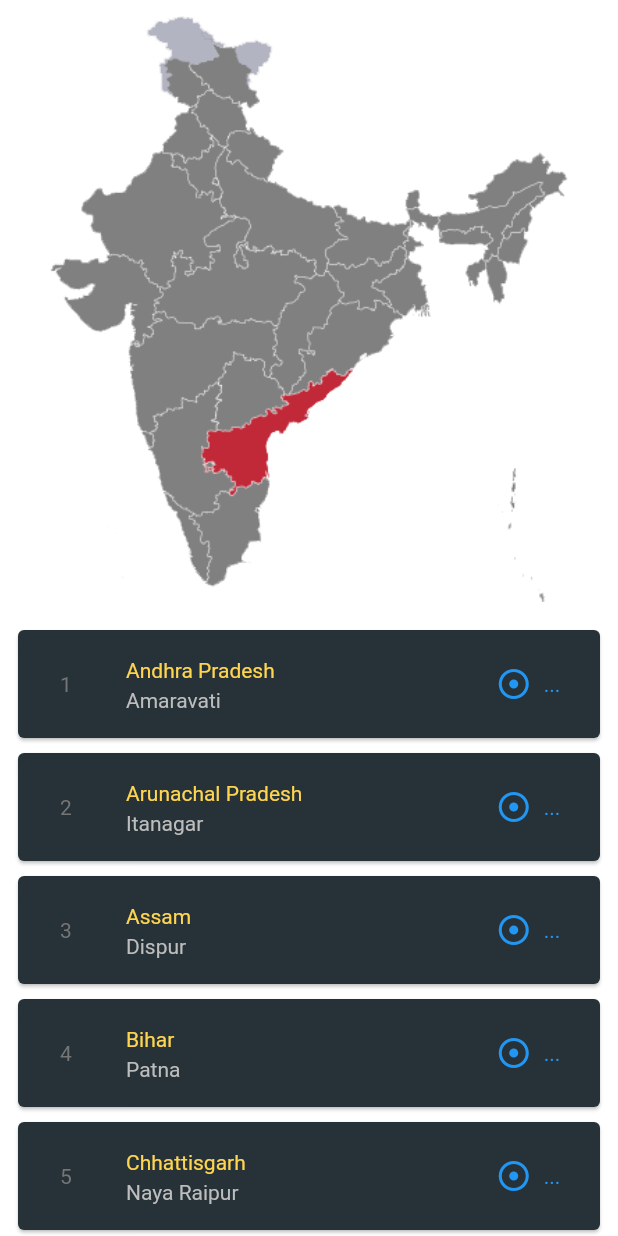
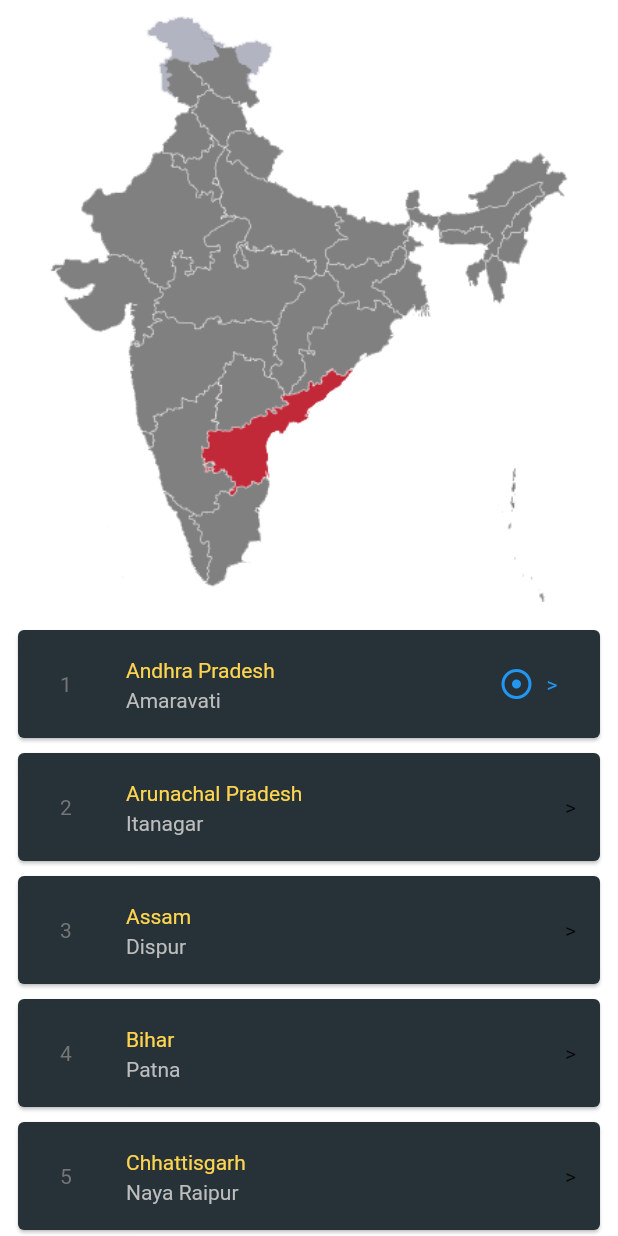
Before and after one commit to aj2460/indianstates, a Flutter app: the screen it shows after launch, on a phone screen of 412 x 824 dp. Run offline on Flutter 3.47's test engine with Material 2 defaults, Android fonts, the phone set to English and light mode, and no system bars.

Commit message:
Add details button to list tile widget

```diff
--- a/lib/pages/state_list.dart
+++ b/lib/pages/state_list.dart
@@ -8,15 +8,21 @@ List<Map<String, String>> states = [
     'capital': 'Amaravati',
     'pic': 'Andhra.png'
   },
-  {'state': "Arunachal Pradesh", 'capital': 'Itanagar', 'pic': 'Arunachal.png'},
-  {'state': "Assam", 'capital': 'Dispur', 'pic': 'Assam.png'},
-  {'state': "Bihar", 'capital': 'Patna', 'pic': 'Bihar.png'},
   {
+    'index': '02',
+    'state': "Arunachal Pradesh",
+    'capital': 'Itanagar',
+    'pic': 'Arunachal.png'
+  },
+  {'index': '03', 'state': "Assam", 'capital': 'Dispur', 'pic': 'Assam.png'},
+  {'index': '04', 'state': "Bihar", 'capital': 'Patna', 'pic': 'Bihar.png'},
+  {
+    'index': '05',
     'state': "Chhattisgarh",
     'capital': 'Naya Raipur',
     'pic': 'Chhattisgarh.png'
   },
-  {'state': "Goa", 'capital': 'Panaji', 'pic': 'Goa.png'},
+  {'index': '06', 'state': "Goa", 'capital': 'Panaji', 'pic': 'Goa.png'},
   {'state': "Gujarat", 'capital': 'Gandhinagar', 'pic': 'Gujarat.png'},
   {'state': "Haryana", 'capital': 'Chandigarh', 'pic': 'Haryana.png'},
   {'state': "Himachal Pradesh", 'capital': 'Shimla', 'pic': 'Himachal.png'},
@@ -54,6 +60,7 @@ class StateList extends StatefulWidget {
 
 class _StateListState extends State<StateList> {
   var picName = "Andhra.png";
+  int tapIndex = 0;
   @override
   Widget build(BuildContext context) {
     //   print(picName);
@@ -75,21 +82,19 @@ class _StateListState extends State<StateList> {
                   color: Colors.blueGrey[900],
                   margin: EdgeInsets.fromLTRB(12, 8, 12, 2),
                   child: ListTile(
-                    trailing: TextButton.icon(
-                        onPressed: () {
-                          // Navigator.push(
-                          //     context,
-                          //     MaterialPageRoute(
-                          //         builder: (context) => StateDetails()));
-
-                          Navigator.pushNamed(context, '/details',
-                              arguments: {'index': states[idx]['index']});
-                        },
-                        icon: Icon(Icons.adjust_outlined),
-                        label: Text("...")),
+                    trailing: tapIndex == idx
+                        ? TextButton.icon(
+                            onPressed: () {
+                              Navigator.pushNamed(context, '/details',
+                                  arguments: {'index': states[idx]['index']});
+                            },
+                            icon: Icon(Icons.adjust_outlined),
+                            label: Text(">"))
+                        : Text(">"),
                     onTap: () {
                       setState(() {
                         picName = states[idx]['pic'] ?? "Error loading state";
+                        tapIndex = idx;
                       });
                     },
                     leading: Padding(
@@ -117,3 +122,9 @@ class _StateListState extends State<StateList> {
     );
   }
 }
+
+
+ // Navigator.push(
+                        //     context,
+                        //     MaterialPageRoute(
+                        //         builder: (context) => StateDetails()));
```
Also changed, not shown: lib/pages/state_details.dart (+8 -7 lines), assets/images/st_images/02-01.jpg (added), assets/images/st_images/03-01.jpg (added), assets/images/st_images/05-01.jpg (added), assets/images/st_images/06-01.jpg (added), 1 other file.
